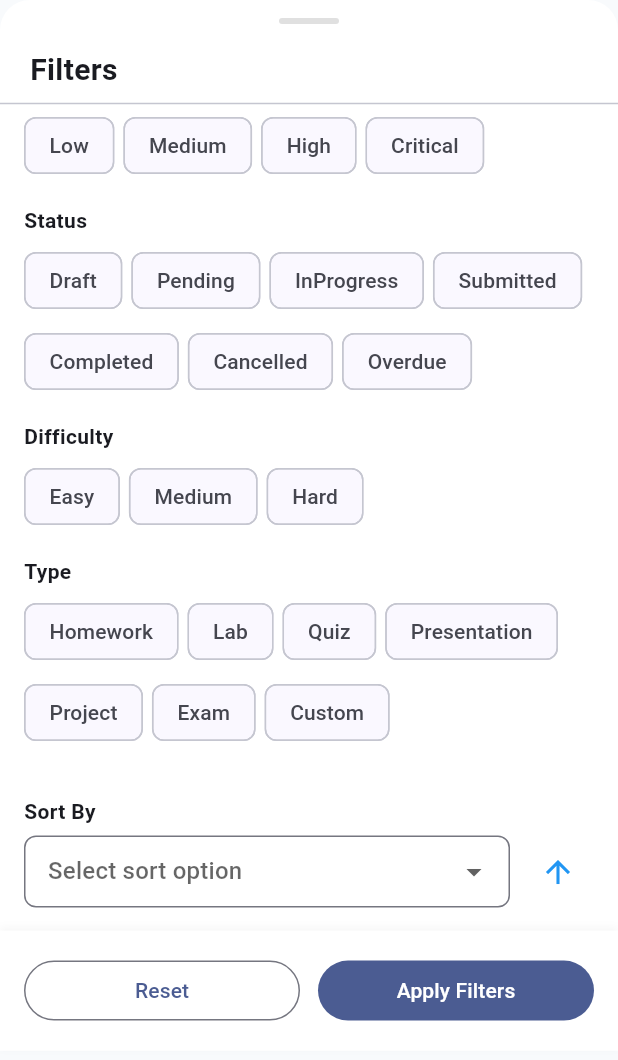
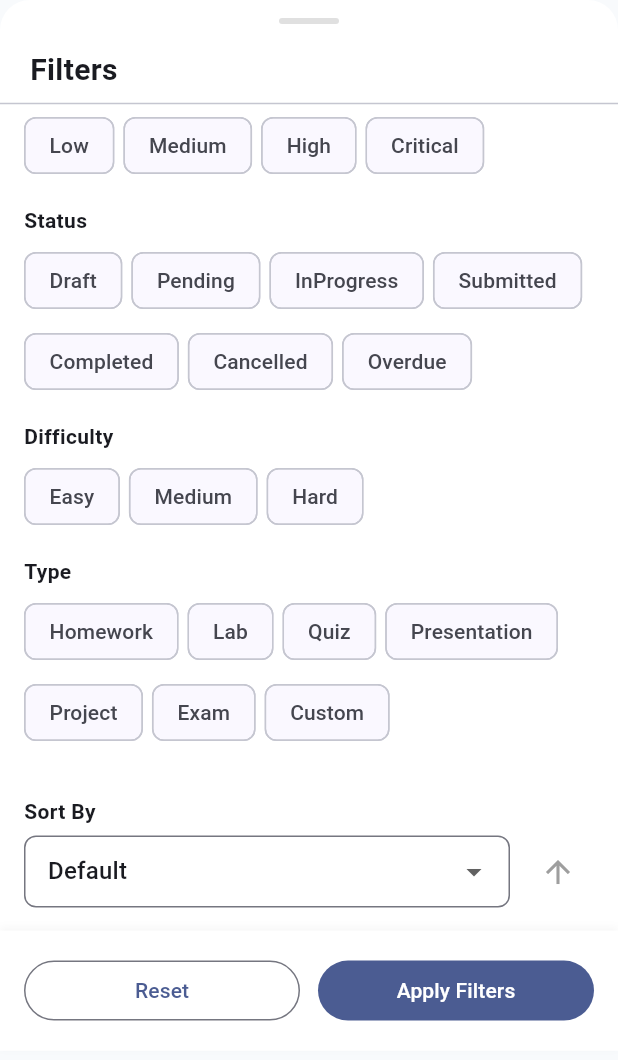
Before and after one commit to ShadhirFawz/studysphere, a Flutter app: the AssignmentFilterSheet widget shown alone on an empty page, opened directly, scrolled down 46 dp, on a phone screen of 412 x 824 dp. Shown: the top 1060 px of the screen. Run offline on Flutter 3.47's test engine with Material 3 defaults, Android fonts, the phone set to English and light mode, and no system bars; our stand-ins replace cloud_firestore, dio, equatable, firebase_auth, firebase_core, flutter_riverpod and 2 more; missing offline and left inert: file_selector; accounts and stored records are empty; generated files the repository leaves out were written again.

Commit message:
fix: revert sorting to original assignment listing

```diff
--- a/lib/features/assignments/presentation/providers/assignment_filter_provider.dart
+++ b/lib/features/assignments/presentation/providers/assignment_filter_provider.dart
@@ -4,6 +4,8 @@ import '../../data/models/assignment_model.dart';
 import 'assignment_provider.dart';
 
 class AssignmentFilterState {
+  static const Object _unset = Object();
+
   final String? searchQuery;
   final List<AssignmentPriority> priorities;
   final List<AssignmentStatus> statuses;
@@ -31,7 +33,7 @@ class AssignmentFilterState {
     List<String>? courses,
     List<AssignmentType>? types,
     List<AssignmentDifficulty>? difficulties,
-    String? sortBy,
+    Object? sortBy = _unset,
     bool? sortAscending,
   }) {
     return AssignmentFilterState(
@@ -41,7 +43,7 @@ class AssignmentFilterState {
       courses: courses ?? this.courses,
       types: types ?? this.types,
       difficulties: difficulties ?? this.difficulties,
-      sortBy: sortBy ?? this.sortBy,
+      sortBy: identical(sortBy, _unset) ? this.sortBy : sortBy as String?,
       sortAscending: sortAscending ?? this.sortAscending,
     );
   }
--- a/lib/features/assignments/presentation/widgets/assignment_filter_sheet.dart
+++ b/lib/features/assignments/presentation/widgets/assignment_filter_sheet.dart
@@ -277,7 +277,8 @@ class _AssignmentFilterSheetState extends ConsumerState<AssignmentFilterSheet> {
   }
 
   Widget _buildSortSection() {
-    final sortOptions = [
+    final sortOptions = <String?>[
+      null,
       'title',
       'dueDate',
       'priority',
@@ -297,18 +298,29 @@ class _AssignmentFilterSheetState extends ConsumerState<AssignmentFilterSheet> {
         Row(
           children: [
             Expanded(
-              child: DropdownButtonFormField<String>(
+              child: DropdownButtonFormField<String?>(
                 value: filter.sortBy,
-                hint: const Text('Select sort option'),
+                hint: const Text('Default'),
                 items: sortOptions.map((option) {
-                  return DropdownMenuItem(
+                  return DropdownMenuItem<String?>(
                     value: option,
-                    child: Text(option[0].toUpperCase() + option.substring(1)),
+                    child: Text(
+                      option == null
+                          ? 'Default'
+                          : option[0].toUpperCase() + option.substring(1),
+                    ),
                   );
                 }).toList(),
                 onChanged: (value) {
                   setState(() {
+                    if (value == null) {
+                      filter = filter.copyWith(
+                        sortBy: null,
+                        sortAscending: true,
+                      );
+                    } else {
                       filter = filter.copyWith(sortBy: value);
+                    }
                     ref.read(assignmentFilterProvider.notifier).state = filter;
                   });
                 },
@@ -326,14 +338,17 @@ class _AssignmentFilterSheetState extends ConsumerState<AssignmentFilterSheet> {
                 filter.sortAscending
                     ? Icons.arrow_upward
                     : Icons.arrow_downward,
-                color: Colors.blue,
+                color: filter.sortBy == null ? Colors.grey : Colors.blue,
               ),
-              onPressed: () {
+              onPressed: filter.sortBy == null
+                  ? null
+                  : () {
                       setState(() {
                         filter = filter.copyWith(
                           sortAscending: !filter.sortAscending,
                         );
-                  ref.read(assignmentFilterProvider.notifier).state = filter;
+                        ref.read(assignmentFilterProvider.notifier).state =
+                            filter;
                       });
                     },
               tooltip: filter.sortAscending ? 'Ascending' : 'Descending',
--- a/lib/features/assignments/presentation/widgets/assignment_sort_dropdown.dart
+++ b/lib/features/assignments/presentation/widgets/assignment_sort_dropdown.dart
@@ -10,8 +10,8 @@ class AssignmentSortDropdown extends ConsumerWidget {
   Widget build(BuildContext context, WidgetRef ref) {
     final filter = ref.watch(assignmentFilterProvider);
 
-    final sortOptions = [
-      'none', // Default option to clear sorting
+    final sortOptions = <String?>[
+      null,
       'title',
       'dueDate',
       'priority',
@@ -30,10 +30,10 @@ class AssignmentSortDropdown extends ConsumerWidget {
             borderRadius: BorderRadius.circular(8),
           ),
           child: DropdownButtonHideUnderline(
-            child: DropdownButton<String>(
+            child: DropdownButton<String?>(
               value: filter.sortBy,
               hint: Text(
-                'Sort',
+                'Default',
                 style: TextStyle(fontSize: 12, color: Colors.grey.shade600),
               ),
               isDense: true,
@@ -41,31 +41,28 @@ class AssignmentSortDropdown extends ConsumerWidget {
               style: TextStyle(fontSize: 12, color: Colors.grey.shade800),
               dropdownColor: Colors.white,
               items: sortOptions.map((option) {
-                final displayName = option == 'none'
-                    ? 'None'
+                final displayName = option == null
+                    ? 'Default'
                     : option[0].toUpperCase() + option.substring(1);
 
-                return DropdownMenuItem<String>(
+                return DropdownMenuItem<String?>(
                   value: option,
                   child: Text(
                     displayName,
                     style: TextStyle(
                       fontSize: 12,
-                      color: option == 'none'
-                          ? Colors.grey.shade500
-                          : Colors.grey.shade800,
-                      fontWeight: option == 'none'
-                          ? FontWeight.normal
+                      color: Colors.grey.shade800,
+                      fontWeight: option == null
+                          ? FontWeight.w600
                           : FontWeight.w500,
                     ),
                   ),
                 );
               }).toList(),
               onChanged: (value) {
-                if (value == 'none') {
-                  // Clear sorting by setting sortBy to null
+                if (value == null) {
                   ref.read(assignmentFilterProvider.notifier).state = filter
-                      .copyWith(sortBy: null);
+                      .copyWith(sortBy: null, sortAscending: true);
                 } else {
                   ref.read(assignmentFilterProvider.notifier).state = filter
                       .copyWith(sortBy: value);
@@ -87,7 +84,7 @@ class AssignmentSortDropdown extends ConsumerWidget {
             color: filter.sortBy == null ? Colors.grey.shade400 : Colors.blue,
           ),
           onPressed: filter.sortBy == null
-              ? null // Disable if no sort is selected
+              ? null
               : () {
                   ref.read(assignmentFilterProvider.notifier).state = filter
                       .copyWith(sortAscending: !filter.sortAscending);
```
Lines whose indentation alone changed are shown as unchanged.
